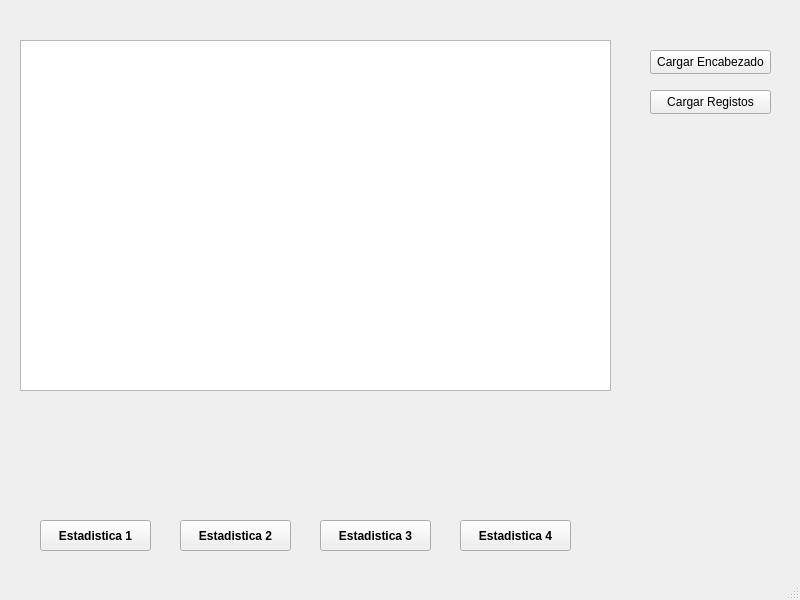
Above: principal.ui from Mario-Chura/TO_Tabajo_Final_Grupo6_Tema2 before the change. Below: the same form after it.
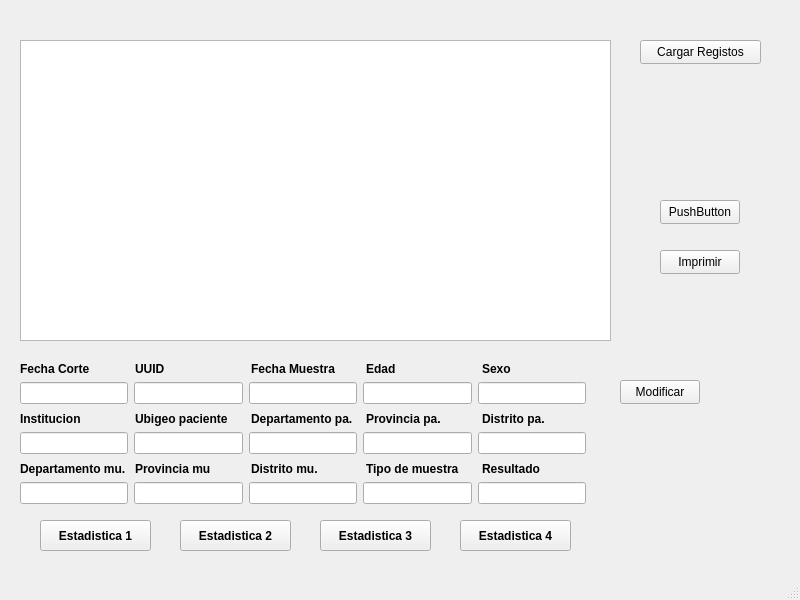
That is the form after the change.

What changed in the file:
```diff
--- a/principal.ui
+++ b/principal.ui
@@ -92,28 +92,15 @@
       <x>20</x>
       <y>40</y>
       <width>591</width>
-      <height>351</height>
+      <height>301</height>
      </rect>
     </property>
    </widget>
-   <widget class="QPushButton" name="CargaEncabezado">
-    <property name="geometry">
-     <rect>
-      <x>650</x>
-      <y>50</y>
-      <width>121</width>
-      <height>24</height>
-     </rect>
-    </property>
-    <property name="text">
-     <string>Cargar Encabezado</string>
-    </property>
-   </widget>
    <widget class="QPushButton" name="CargaRegistro">
     <property name="geometry">
      <rect>
-      <x>650</x>
-      <y>90</y>
+      <x>640</x>
+      <y>40</y>
       <width>121</width>
       <height>24</height>
      </rect>
@@ -122,6 +109,342 @@
      <string>Cargar Registos</string>
     </property>
    </widget>
+   <widget class="QPushButton" name="ejemplo">
+    <property name="geometry">
+     <rect>
+      <x>660</x>
+      <y>200</y>
+      <width>80</width>
+      <height>24</height>
+     </rect>
+    </property>
+    <property name="text">
+     <string>PushButton</string>
+    </property>
+   </widget>
+   <widget class="QPushButton" name="Modificar">
+    <property name="geometry">
+     <rect>
+      <x>620</x>
+      <y>380</y>
+      <width>80</width>
+      <height>24</height>
+     </rect>
+    </property>
+    <property name="text">
+     <string>Modificar</string>
+    </property>
+   </widget>
+   <widget class="QWidget" name="layoutWidget">
+    <property name="geometry">
+     <rect>
+      <x>20</x>
+      <y>380</y>
+      <width>566</width>
+      <height>26</height>
+     </rect>
+    </property>
+    <layout class="QHBoxLayout" name="horizontalLayout">
+     <item>
+      <widget class="QLineEdit" name="LfechaCorte"/>
+     </item>
+     <item>
+      <widget class="QLineEdit" name="Luuid"/>
+     </item>
+     <item>
+      <widget class="QLineEdit" name="LfechaMuesta"/>
+     </item>
+     <item>
+      <widget class="QLineEdit" name="Ledad"/>
+     </item>
+     <item>
+      <widget class="QLineEdit" name="Lsexo"/>
+     </item>
+    </layout>
+   </widget>
+   <widget class="QWidget" name="layoutWidget">
+    <property name="geometry">
+     <rect>
+      <x>20</x>
+      <y>360</y>
+      <width>571</width>
+      <height>18</height>
+     </rect>
+    </property>
+    <layout class="QHBoxLayout" name="horizontalLayout_2">
+     <item>
+      <widget class="QLabel" name="label_3">
+       <property name="font">
+        <font>
+         <bold>true</bold>
+        </font>
+       </property>
+       <property name="text">
+        <string>Fecha Corte</string>
+       </property>
+      </widget>
+     </item>
+     <item>
+      <widget class="QLabel" name="label_5">
+       <property name="font">
+        <font>
+         <bold>true</bold>
+        </font>
+       </property>
+       <property name="text">
+        <string>UUID</string>
+       </property>
+      </widget>
+     </item>
+     <item>
+      <widget class="QLabel" name="label_2">
+       <property name="font">
+        <font>
+         <bold>true</bold>
+        </font>
+       </property>
+       <property name="text">
+        <string>Fecha Muestra</string>
+       </property>
+      </widget>
+     </item>
+     <item>
+      <widget class="QLabel" name="label">
+       <property name="font">
+        <font>
+         <bold>true</bold>
+        </font>
+       </property>
+       <property name="text">
+        <string>Edad</string>
+       </property>
+      </widget>
+     </item>
+     <item>
+      <widget class="QLabel" name="label_4">
+       <property name="font">
+        <font>
+         <bold>true</bold>
+        </font>
+       </property>
+       <property name="text">
+        <string>Sexo</string>
+       </property>
+      </widget>
+     </item>
+    </layout>
+   </widget>
+   <widget class="QWidget" name="layoutWidget_2">
+    <property name="geometry">
+     <rect>
+      <x>20</x>
+      <y>410</y>
+      <width>571</width>
+      <height>18</height>
+     </rect>
+    </property>
+    <layout class="QHBoxLayout" name="horizontalLayout_3">
+     <item>
+      <widget class="QLabel" name="label_6">
+       <property name="font">
+        <font>
+         <bold>true</bold>
+        </font>
+       </property>
+       <property name="text">
+        <string>Institucion</string>
+       </property>
+      </widget>
+     </item>
+     <item>
+      <widget class="QLabel" name="label_7">
+       <property name="font">
+        <font>
+         <bold>true</bold>
+        </font>
+       </property>
+       <property name="text">
+        <string>Ubigeo paciente</string>
+       </property>
+      </widget>
+     </item>
+     <item>
+      <widget class="QLabel" name="label_8">
+       <property name="font">
+        <font>
+         <bold>true</bold>
+        </font>
+       </property>
+       <property name="text">
+        <string>Departamento pa.</string>
+       </property>
+      </widget>
+     </item>
+     <item>
+      <widget class="QLabel" name="label_9">
+       <property name="font">
+        <font>
+         <bold>true</bold>
+        </font>
+       </property>
+       <property name="text">
+        <string>Provincia pa.</string>
+       </property>
+      </widget>
+     </item>
+     <item>
+      <widget class="QLabel" name="label_10">
+       <property name="font">
+        <font>
+         <bold>true</bold>
+        </font>
+       </property>
+       <property name="text">
+        <string>Distrito pa.</string>
+       </property>
+      </widget>
+     </item>
+    </layout>
+   </widget>
+   <widget class="QWidget" name="layoutWidget_3">
+    <property name="geometry">
+     <rect>
+      <x>20</x>
+      <y>430</y>
+      <width>566</width>
+      <height>26</height>
+     </rect>
+    </property>
+    <layout class="QHBoxLayout" name="horizontalLayout_4">
+     <item>
+      <widget class="QLineEdit" name="Linstitucion"/>
+     </item>
+     <item>
+      <widget class="QLineEdit" name="LubigeoPaciente"/>
+     </item>
+     <item>
+      <widget class="QLineEdit" name="LdepartamentoPaciente"/>
+     </item>
+     <item>
+      <widget class="QLineEdit" name="LprovinciaPaciente"/>
+     </item>
+     <item>
+      <widget class="QLineEdit" name="LdistritoPaciente"/>
+     </item>
+    </layout>
+   </widget>
+   <widget class="QWidget" name="layoutWidget_4">
+    <property name="geometry">
+     <rect>
+      <x>20</x>
+      <y>480</y>
+      <width>566</width>
+      <height>26</height>
+     </rect>
+    </property>
+    <layout class="QHBoxLayout" name="horizontalLayout_5">
+     <item>
+      <widget class="QLineEdit" name="LdepartamentoMuestra"/>
+     </item>
+     <item>
+      <widget class="QLineEdit" name="LprovinciaMuestra"/>
+     </item>
+     <item>
+      <widget class="QLineEdit" name="LdistritoMuestra"/>
+     </item>
+     <item>
+      <widget class="QLineEdit" name="LtipoMuestra"/>
+     </item>
+     <item>
+      <widget class="QLineEdit" name="Lresultado"/>
+     </item>
+    </layout>
+   </widget>
+   <widget class="QWidget" name="layoutWidget_5">
+    <property name="geometry">
+     <rect>
+      <x>20</x>
+      <y>460</y>
+      <width>571</width>
+      <height>18</height>
+     </rect>
+    </property>
+    <layout class="QHBoxLayout" name="horizontalLayout_6">
+     <item>
+      <widget class="QLabel" name="label_11">
+       <property name="font">
+        <font>
+         <bold>true</bold>
+        </font>
+       </property>
+       <property name="text">
+        <string>Departamento mu.</string>
+       </property>
+      </widget>
+     </item>
+     <item>
+      <widget class="QLabel" name="label_12">
+       <property name="font">
+        <font>
+         <bold>true</bold>
+        </font>
+       </property>
+       <property name="text">
+        <string>Provincia mu</string>
+       </property>
+      </widget>
+     </item>
+     <item>
+      <widget class="QLabel" name="label_13">
+       <property name="font">
+        <font>
+         <bold>true</bold>
+        </font>
+       </property>
+       <property name="text">
+        <string>Distrito mu.</string>
+       </property>
+      </widget>
+     </item>
+     <item>
+      <widget class="QLabel" name="label_14">
+       <property name="font">
+        <font>
+         <bold>true</bold>
+        </font>
+       </property>
+       <property name="text">
+        <string>Tipo de muestra</string>
+       </property>
+      </widget>
+     </item>
+     <item>
+      <widget class="QLabel" name="label_15">
+       <property name="font">
+        <font>
+         <bold>true</bold>
+        </font>
+       </property>
+       <property name="text">
+        <string>Resultado</string>
+       </property>
+      </widget>
+     </item>
+    </layout>
+   </widget>
+   <widget class="QPushButton" name="pushButton">
+    <property name="geometry">
+     <rect>
+      <x>660</x>
+      <y>250</y>
+      <width>80</width>
+      <height>24</height>
+     </rect>
+    </property>
+    <property name="text">
+     <string>Imprimir</string>
+    </property>
+   </widget>
   </widget>
   <widget class="QMenuBar" name="menubar">
    <property name="geometry">
```
